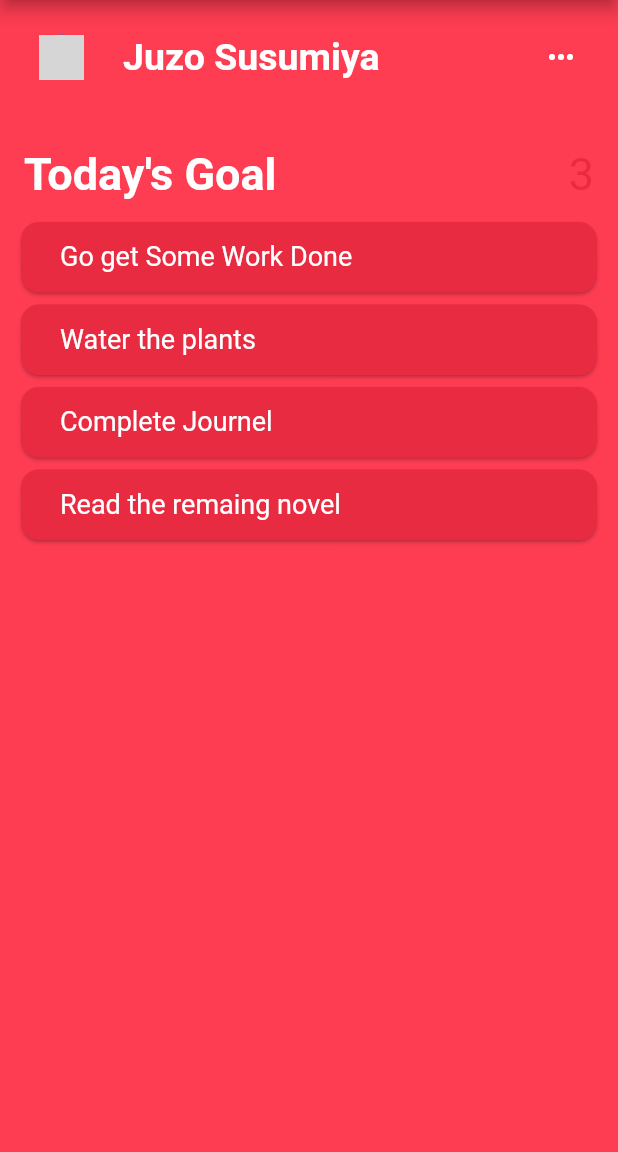
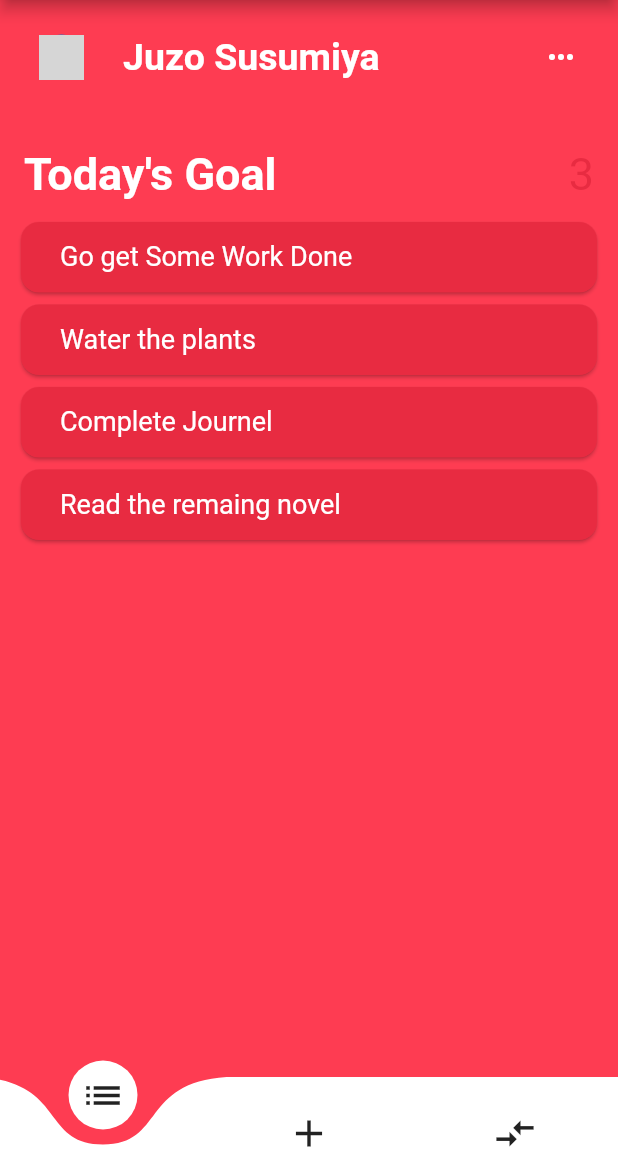
Before and after one commit to aushwin/Line-Up, a Flutter app: the screen it shows after launch, on a phone screen of 412 x 824 dp, the part 84-1236 px from its top. Run offline on Flutter 3.47's test engine with Material 2 defaults, Android fonts, the phone set to English and light mode, and no system bars; drawn by our look-alikes of curved_navigation_bar; network calls fail; grey boxes are pictures that could not be loaded.

Commit message:
added nav bar

```diff
--- a/lib/constants.dart
+++ b/lib/constants.dart
@@ -1,3 +1,22 @@
 //colors
+import 'package:curved_navigation_bar/curved_navigation_bar.dart';
+import 'package:flutter/material.dart';
+
 const kRedAccentCostum = 0xffFE3C52;
 const kRedDark = 0xffE82B41;
+
+//navBar
+CurvedNavigationBar buildCurvedNavigationBar() {
+  return CurvedNavigationBar(
+      items: [
+        Icon(Icons.list, size: 30),
+        Icon(Icons.add, size: 30),
+        Icon(Icons.compare_arrows, size: 30),
+      ],
+      backgroundColor: Color(kRedAccentCostum),
+      height: 50,
+      onTap: (value) => print(value),
+      animationDuration: Duration(
+        milliseconds: 300,
+      ));
+}
--- a/lib/screens/main_screen.dart
+++ b/lib/screens/main_screen.dart
@@ -23,6 +23,7 @@ class _MainScreenState extends State<MainScreen> {
   @override
   Widget build(BuildContext context) {
     return Scaffold(
+      bottomNavigationBar: buildCurvedNavigationBar(),
       backgroundColor: Color(kRedAccentCostum),
       appBar: AppBar(
         title: Title(
```
